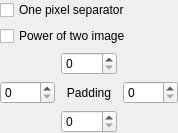
The window that src/layoutconfigframe.ui (andryblack/fontbuilder) describes before a commit, drawn with Qt 5.
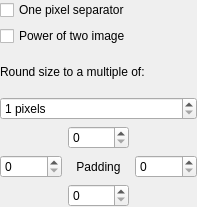
The same window after the commit.

Commit message: Made rounding of size to a multiple user adjustable and stored in config

Diff of the .ui file:
```diff
--- a/src/layoutconfigframe.ui
+++ b/src/layoutconfigframe.ui
@@ -6,8 +6,8 @@
    <rect>
     <x>0</x>
     <y>0</y>
-    <width>178</width>
-    <height>129</height>
+    <width>197</width>
+    <height>207</height>
    </rect>
   </property>
   <property name="sizePolicy">
@@ -43,6 +43,29 @@
      </property>
     </widget>
    </item>
+   <item>
+    <widget class="QLabel" name="label_2">
+     <property name="text">
+      <string>Round size to a multiple of:</string>
+     </property>
+     <property name="buddy">
+      <cstring>spinBoxSizeIncrement</cstring>
+     </property>
+    </widget>
+   </item>
+   <item>
+    <widget class="QSpinBox" name="spinBoxSizeIncrement">
+     <property name="suffix">
+      <string> pixels</string>
+     </property>
+     <property name="minimum">
+      <number>1</number>
+     </property>
+     <property name="maximum">
+      <number>1048576</number>
+     </property>
+    </widget>
+   </item>
    <item>
     <layout class="QGridLayout" name="gridLayout">
      <item row="1" column="2">
```
The commit also changes 6 other files.
